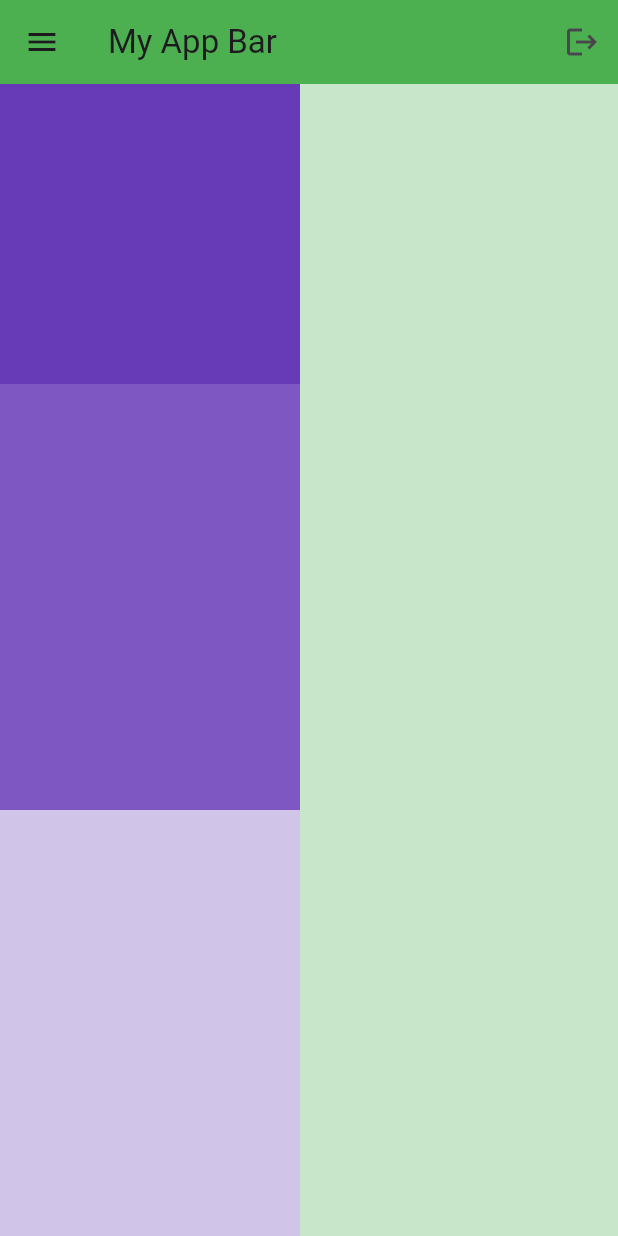
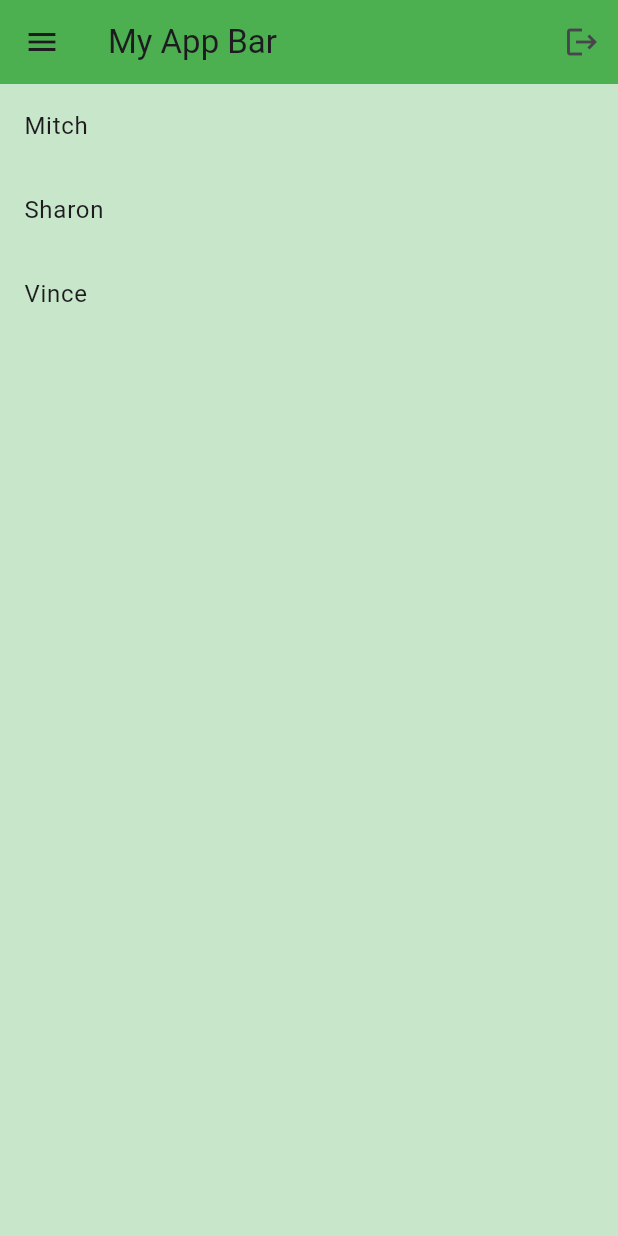
Before and after one commit to cuhp293/CodeFresher, a Flutter app: the screen it shows after launch, on a phone screen of 412 x 824 dp. Run offline on Flutter 3.47's test engine with Material 3 defaults, Android fonts, the phone set to English and light mode, and no system bars.

Commit message:
Flutter: WIDGET - listView

```diff
--- a/Flutter/flutter_beginner_course/lib/main.dart
+++ b/Flutter/flutter_beginner_course/lib/main.dart
@@ -9,6 +9,7 @@ class MyApp extends StatelessWidget {
 
   @override
   Widget build(BuildContext context) {
+    List names = ['Mitch', 'Sharon', 'Vince'];
     return MaterialApp(
       debugShowCheckedModeBanner: false, // hide Debug Banner in phone (demo)
       home: Scaffold(
@@ -22,34 +23,11 @@ class MyApp extends StatelessWidget {
             IconButton(onPressed: () {}, icon: Icon(Icons.logout)),
           ],
         ),
-        body: Column(
-          mainAxisAlignment: MainAxisAlignment.start,
-          crossAxisAlignment: CrossAxisAlignment.center,
-          children: [
-            // 1st box
-            Container(
-              height: 200,
-              width: 200,
-              color: Colors.deepPurple,
-            ),
-
-            // 2nd box
-            Expanded(
-              child: Container(
-                width: 200,
-                color: Colors.deepPurple[400],
-              ),
-            ),
-
-            // 3rd box
-            Expanded(
-              flex: 1,
-              child: Container(
-                width: 200,
-                color: Colors.deepPurple[100],
-              ),
-            ),
-          ],
+        body: ListView.builder(
+          itemCount: names.length,
+          itemBuilder: (context, index) => ListTile(
+            title: Text(names[index]),
+          )
         ),
       ),
     );
```
